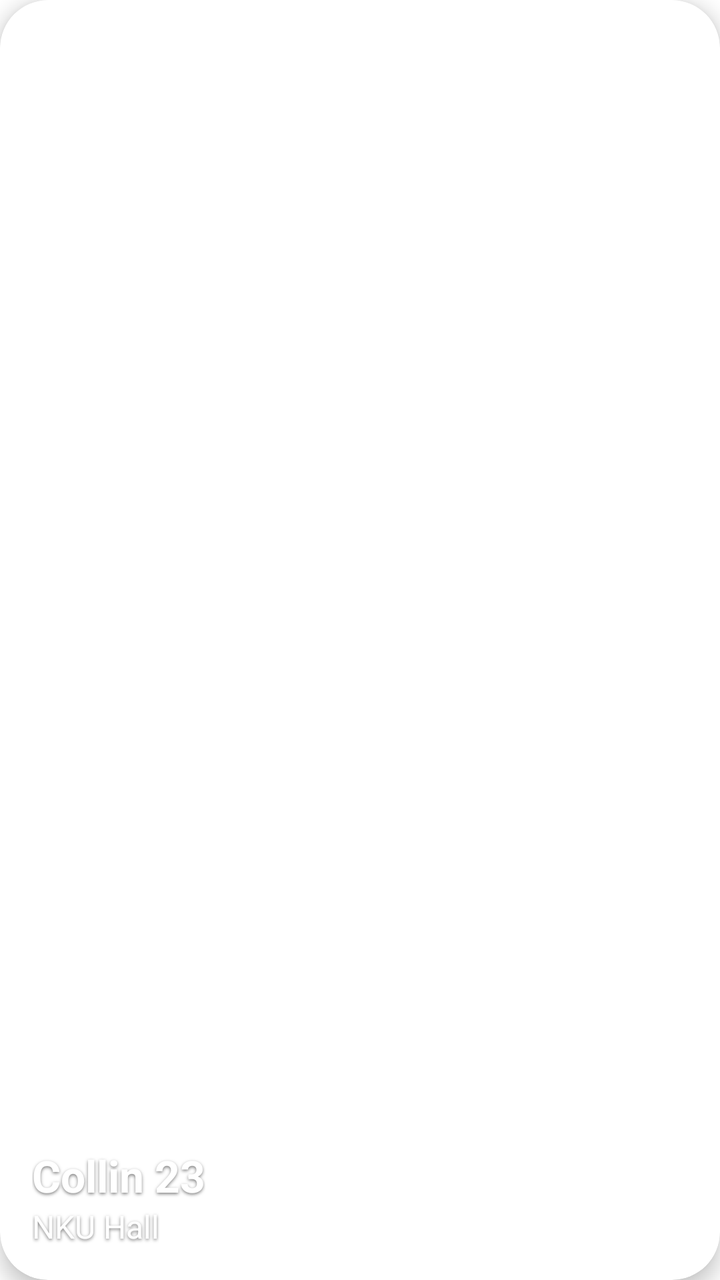
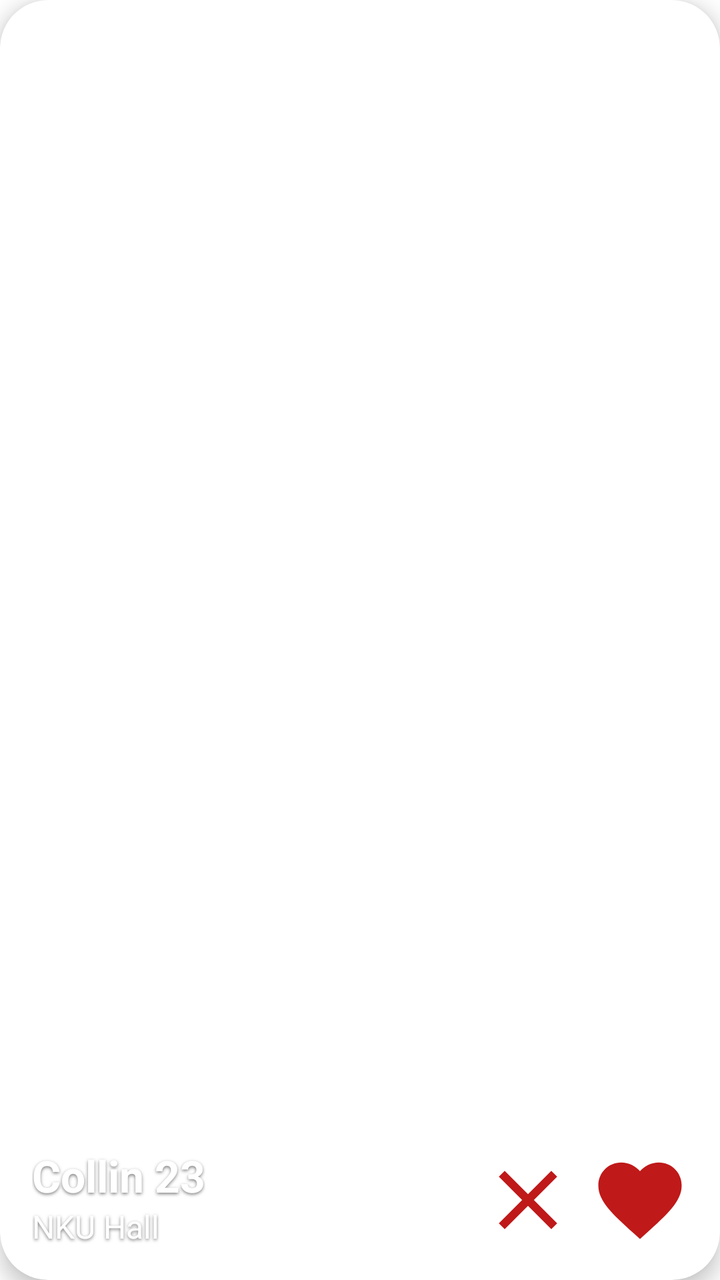

An Android layout rendered at two revisions. The XML below is the earlier revision; the diff shows what the commit changed to produce the second picture.
<!-- AndroidManifest.xml: application theme Theme.ClassApp -->
<!-- res/layout/student_card_view.xml -->
<?xml version="1.0" encoding="utf-8"?>
<androidx.cardview.widget.CardView
    xmlns:android="http://schemas.android.com/apk/res/android"
    xmlns:app="http://schemas.android.com/apk/res-auto"
    android:layout_width="match_parent"
    android:layout_height="600dp"
    android:layout_margin="16dp"
    app:cardCornerRadius="24dp"
    app:cardElevation="6dp">

    <androidx.constraintlayout.widget.ConstraintLayout
        android:layout_width="match_parent"
        android:layout_height="match_parent">

        
        <ImageView
            android:id="@+id/profileImage"
            android:layout_width="0dp"
            android:layout_height="0dp"
            android:scaleType="centerCrop"
            android:foreground="@drawable/bottom_shadow_overlay"
            app:layout_constraintTop_toTopOf="parent"
            app:layout_constraintBottom_toBottomOf="parent"
            app:layout_constraintStart_toStartOf="parent"
            app:layout_constraintEnd_toEndOf="parent" />

        
        <LinearLayout
            android:id="@+id/infoOverlay"
            android:layout_width="wrap_content"
            android:layout_height="wrap_content"
            android:orientation="vertical"
            android:padding="16dp"
            android:background="@android:color/transparent"
            app:layout_constraintBottom_toBottomOf="parent"
            app:layout_constraintStart_toStartOf="parent">

            <TextView
                android:id="@+id/nameTextView"
                android:layout_width="wrap_content"
                android:layout_height="wrap_content"
                android:text="Collin 23"
                android:textColor="@android:color/white"
                android:textStyle="bold"
                android:textSize="22sp"
                android:shadowColor="#80000000"
                android:shadowDx="0"
                android:shadowDy="2"
                android:shadowRadius="4" />

            <TextView
                android:id="@+id/dormTextView"
                android:layout_width="wrap_content"
                android:layout_height="wrap_content"
                android:text="NKU Hall"
                android:textColor="@android:color/white"
                android:textSize="16sp"
                android:shadowColor="#80000000"
                android:shadowDx="0"
                android:shadowDy="2"
                android:shadowRadius="4" />
        </LinearLayout>

    </androidx.constraintlayout.widget.ConstraintLayout>
</androidx.cardview.widget.CardView>
<!-- resources referenced by this layout -->
<resources>
  <!-- drawable bottom_shadow_overlay (drawable) -->
  <?xml version="1.0" encoding="utf-8"?>
  <layer-list xmlns:android="http://schemas.android.com/apk/res/android">
      <item>
          <shape>
              <gradient
                  android:startColor="@android:color/transparent"
                  android:endColor="#CC000000"
                  android:angle="270" />
          </shape>
      </item>
  </layer-list>
  <style name="Theme.ClassApp" parent="Theme.MaterialComponents.DayNight.NoActionBar">
          
          <item name="colorPrimary">@color/purple_500</item>
          <item name="colorPrimaryVariant">@color/purple_700</item>
          <item name="colorOnPrimary">@color/white</item>
          
          <item name="colorSecondary">@color/teal_200</item>
          <item name="colorSecondaryVariant">@color/teal_700</item>
          <item name="colorOnSecondary">@color/black</item>
          
          <item name="android:statusBarColor">?attr/colorPrimaryVariant</item>
          
      </style>
  <color name="purple_500">#FF6200EE</color>
  <color name="purple_700">#FF3700B3</color>
  <color name="white">#FFFFFFFF</color>
  <color name="teal_200">#FF03DAC5</color>
  <color name="teal_700">#FF018786</color>
  <color name="black">#FF000000</color>
</resources>

<!-- the commit's change to res/layout/student_card_view.xml (unified diff, before → after) -->
@@ -18,6 +18,7 @@
             android:layout_width="0dp"
             android:layout_height="0dp"
             android:scaleType="centerCrop"
+
             android:foreground="@drawable/bottom_shadow_overlay"
             app:layout_constraintTop_toTopOf="parent"
             app:layout_constraintBottom_toBottomOf="parent"
@@ -60,6 +61,31 @@
                 android:shadowDy="2"
                 android:shadowRadius="4" />
         </LinearLayout>
+        
+        <ImageButton
+            android:id="@+id/btnDisLiked"
+            android:layout_width="48dp"
+            android:layout_height="48dp"
+            android:src="@drawable/baseline_close_24"
+            android:background="@android:color/transparent"
+            android:contentDescription="Close"
+            app:layout_constraintBottom_toBottomOf="parent"
+            app:layout_constraintEnd_toStartOf="@id/btnLiked"
+            android:layout_marginEnd="8dp"
+            android:layout_marginBottom="16dp"/>
+
+        
+        <ImageButton
+            android:id="@+id/btnLiked"
+            android:layout_width="48dp"
+            android:layout_height="48dp"
+            android:src="@drawable/ic_heart"
+            android:background="@android:color/transparent"
+            android:contentDescription="Like"
+            app:layout_constraintBottom_toBottomOf="parent"
+            app:layout_constraintEnd_toEndOf="parent"
+            android:layout_marginEnd="16dp"
+            android:layout_marginBottom="16dp"/>
 
     </androidx.constraintlayout.widget.ConstraintLayout>
 </androidx.cardview.widget.CardView>
<!-- resource entries referenced after the edit -->
@@ -1,5 +1,11 @@
 <!-- resources referenced by this layout -->
 <resources>
+  <!-- drawable baseline_close_24 (drawable) -->
+  <vector xmlns:android="http://schemas.android.com/apk/res/android" android:height="50dp" android:tint="#BF1919" android:viewportHeight="24" android:viewportWidth="24" android:width="50dp">
+        
+      <path android:fillColor="@android:color/white" android:pathData="M19,6.41L17.59,5 12,10.59 6.41,5 5,6.41 10.59,12 5,17.59 6.41,19 12,13.41 17.59,19 19,17.59 13.41,12z"/>
+      
+  </vector>
   <!-- drawable bottom_shadow_overlay (drawable) -->
   <?xml version="1.0" encoding="utf-8"?>
   <layer-list xmlns:android="http://schemas.android.com/apk/res/android">
@@ -12,6 +18,12 @@
           </shape>
       </item>
   </layer-list>
+  <!-- drawable ic_heart (drawable) -->
+  <vector xmlns:android="http://schemas.android.com/apk/res/android" android:height="50dp" android:tint="#BF1919" android:viewportHeight="24" android:viewportWidth="24" android:width="50dp">
+        
+      <path android:fillColor="@android:color/white" android:pathData="M12,21.35l-1.45,-1.32C5.4,15.36 2,12.28 2,8.5 2,5.42 4.42,3 7.5,3c1.74,0 3.41,0.81 4.5,2.09C13.09,3.81 14.76,3 16.5,3 19.58,3 22,5.42 22,8.5c0,3.78 -3.4,6.86 -8.55,11.54L12,21.35z"/>
+      
+  </vector>
   <style name="Theme.ClassApp" parent="Theme.MaterialComponents.DayNight.NoActionBar">
           
           <item name="colorPrimary">@color/purple_500</item>
